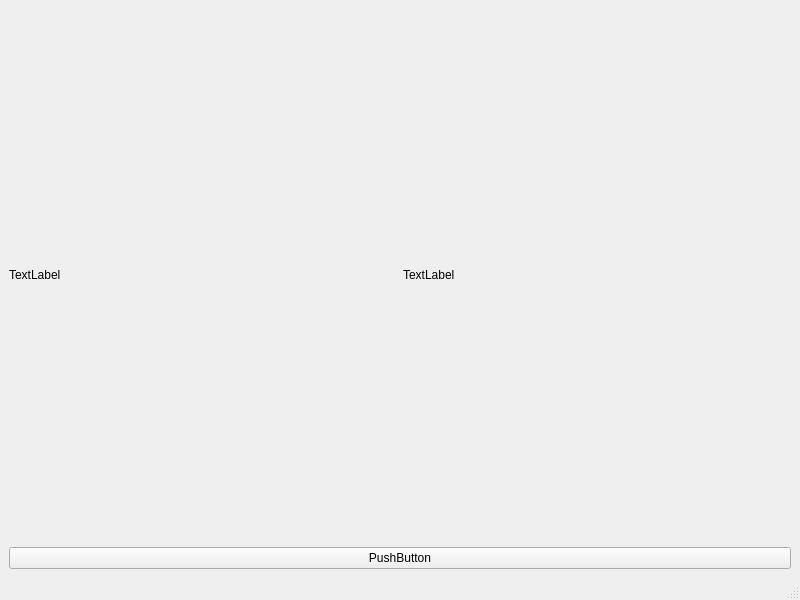
First picture: the form in mainwindow.ui, repository Maassya/calculator, before the edit.
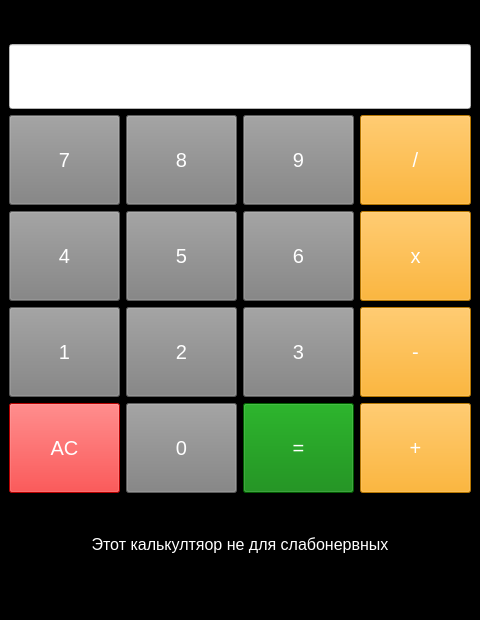
Second picture: the form after the edit.

The edit to the form file:
```diff
--- a/mainwindow.ui
+++ b/mainwindow.ui
@@ -6,40 +6,475 @@
    <rect>
     <x>0</x>
     <y>0</y>
-    <width>800</width>
-    <height>600</height>
+    <width>480</width>
+    <height>620</height>
    </rect>
   </property>
+  <property name="sizePolicy">
+   <sizepolicy hsizetype="Minimum" vsizetype="Preferred">
+    <horstretch>0</horstretch>
+    <verstretch>0</verstretch>
+   </sizepolicy>
+  </property>
+  <property name="minimumSize">
+   <size>
+    <width>480</width>
+    <height>620</height>
+   </size>
+  </property>
+  <property name="maximumSize">
+   <size>
+    <width>480</width>
+    <height>620</height>
+   </size>
+  </property>
+  <property name="font">
+   <font>
+    <pointsize>15</pointsize>
+   </font>
+  </property>
   <property name="windowTitle">
    <string>MainWindow</string>
   </property>
+  <property name="styleSheet">
+   <string notr="true"> background-color: black;</string>
+  </property>
+  <property name="unifiedTitleAndToolBarOnMac">
+   <bool>false</bool>
+  </property>
   <widget class="QWidget" name="centralwidget">
+   <property name="styleSheet">
+    <string notr="true">background-color: black;</string>
+   </property>
    <layout class="QVBoxLayout" name="verticalLayout">
+    <item>
+     <spacer name="verticalSpacer">
+      <property name="orientation">
+       <enum>Qt::Vertical</enum>
+      </property>
+      <property name="sizeHint" stdset="0">
+       <size>
+        <width>20</width>
+        <height>40</height>
+       </size>
+      </property>
+     </spacer>
+    </item>
+    <item>
+     <widget class="QLineEdit" name="lineEdit">
+      <property name="minimumSize">
+       <size>
+        <width>0</width>
+        <height>65</height>
+       </size>
+      </property>
+      <property name="styleSheet">
+       <string notr="true">color: black; background-color: white;</string>
+      </property>
+     </widget>
+    </item>
     <item>
      <layout class="QHBoxLayout" name="horizontalLayout">
       <item>
-       <widget class="QLabel" name="label_1">
+       <widget class="QPushButton" name="btn_7">
+        <property name="minimumSize">
+         <size>
+          <width>0</width>
+          <height>90</height>
+         </size>
+        </property>
+        <property name="font">
+         <font>
+          <pointsize>15</pointsize>
+         </font>
+        </property>
+        <property name="styleSheet">
+         <string notr="true">color: white; background-color: grey;</string>
+        </property>
         <property name="text">
-         <string>TextLabel</string>
+         <string>7</string>
         </property>
        </widget>
       </item>
       <item>
-       <widget class="QLabel" name="label_2">
+       <widget class="QPushButton" name="btn_8">
+        <property name="minimumSize">
+         <size>
+          <width>0</width>
+          <height>90</height>
+         </size>
+        </property>
+        <property name="font">
+         <font>
+          <pointsize>15</pointsize>
+         </font>
+        </property>
+        <property name="styleSheet">
+         <string notr="true">color: white; background-color: grey;</string>
+        </property>
         <property name="text">
-         <string>TextLabel</string>
+         <string>8</string>
         </property>
        </widget>
       </item>
+      <item>
+       <widget class="QPushButton" name="btn_9">
+        <property name="minimumSize">
+         <size>
+          <width>0</width>
+          <height>90</height>
+         </size>
+        </property>
+        <property name="font">
+         <font>
+          <pointsize>15</pointsize>
+         </font>
+        </property>
+        <property name="styleSheet">
+         <string notr="true">color: white; background-color: grey;</string>
+        </property>
+        <property name="text">
+         <string>9</string>
+        </property>
+       </widget>
+      </item>
+      <item>
+       <widget class="QPushButton" name="btn_delenie">
+        <property name="minimumSize">
+         <size>
+          <width>0</width>
+          <height>90</height>
+         </size>
+        </property>
+        <property name="font">
+         <font>
+          <pointsize>15</pointsize>
+         </font>
+        </property>
+        <property name="styleSheet">
+         <string notr="true">color: white; background-color: orange;</string>
+        </property>
+        <property name="text">
+         <string>/</string>
+        </property>
+       </widget>
+      </item>
      </layout>
     </item>
     <item>
-     <widget class="QPushButton" name="ok_button">
+     <layout class="QHBoxLayout" name="horizontalLayout_2">
+      <item>
+       <widget class="QPushButton" name="btn_4">
+        <property name="minimumSize">
+         <size>
+          <width>0</width>
+          <height>90</height>
+         </size>
+        </property>
+        <property name="font">
+         <font>
+          <pointsize>15</pointsize>
+         </font>
+        </property>
+        <property name="styleSheet">
+         <string notr="true">color: white; background-color: grey;</string>
+        </property>
+        <property name="text">
+         <string>4</string>
+        </property>
+       </widget>
+      </item>
+      <item>
+       <widget class="QPushButton" name="btn_5">
+        <property name="minimumSize">
+         <size>
+          <width>0</width>
+          <height>90</height>
+         </size>
+        </property>
+        <property name="font">
+         <font>
+          <pointsize>15</pointsize>
+         </font>
+        </property>
+        <property name="styleSheet">
+         <string notr="true">color: white; background-color: grey;</string>
+        </property>
+        <property name="text">
+         <string>5</string>
+        </property>
+       </widget>
+      </item>
+      <item>
+       <widget class="QPushButton" name="btn_6">
+        <property name="minimumSize">
+         <size>
+          <width>0</width>
+          <height>90</height>
+         </size>
+        </property>
+        <property name="font">
+         <font>
+          <pointsize>15</pointsize>
+         </font>
+        </property>
+        <property name="styleSheet">
+         <string notr="true">color: white; background-color: grey;</string>
+        </property>
+        <property name="text">
+         <string>6</string>
+        </property>
+       </widget>
+      </item>
+      <item>
+       <widget class="QPushButton" name="btn_X">
+        <property name="minimumSize">
+         <size>
+          <width>0</width>
+          <height>90</height>
+         </size>
+        </property>
+        <property name="font">
+         <font>
+          <pointsize>15</pointsize>
+         </font>
+        </property>
+        <property name="styleSheet">
+         <string notr="true">color: white; background-color: orange;</string>
+        </property>
+        <property name="text">
+         <string>x</string>
+        </property>
+       </widget>
+      </item>
+     </layout>
+    </item>
+    <item>
+     <layout class="QHBoxLayout" name="horizontalLayout_3">
+      <item>
+       <widget class="QPushButton" name="btn_1">
+        <property name="minimumSize">
+         <size>
+          <width>0</width>
+          <height>90</height>
+         </size>
+        </property>
+        <property name="font">
+         <font>
+          <pointsize>15</pointsize>
+         </font>
+        </property>
+        <property name="styleSheet">
+         <string notr="true">color: white; background-color: grey;</string>
+        </property>
+        <property name="text">
+         <string>1</string>
+        </property>
+       </widget>
+      </item>
+      <item>
+       <widget class="QPushButton" name="btn_2">
+        <property name="minimumSize">
+         <size>
+          <width>0</width>
+          <height>90</height>
+         </size>
+        </property>
+        <property name="font">
+         <font>
+          <pointsize>15</pointsize>
+         </font>
+        </property>
+        <property name="styleSheet">
+         <string notr="true">color: white; background-color: grey;</string>
+        </property>
+        <property name="text">
+         <string>2</string>
+        </property>
+       </widget>
+      </item>
+      <item>
+       <widget class="QPushButton" name="btn_3">
+        <property name="minimumSize">
+         <size>
+          <width>0</width>
+          <height>90</height>
+         </size>
+        </property>
+        <property name="font">
+         <font>
+          <pointsize>15</pointsize>
+         </font>
+        </property>
+        <property name="styleSheet">
+         <string notr="true">color: white; background-color: grey;</string>
+        </property>
+        <property name="text">
+         <string>3</string>
+        </property>
+       </widget>
+      </item>
+      <item>
+       <widget class="QPushButton" name="btn_minus">
+        <property name="minimumSize">
+         <size>
+          <width>0</width>
+          <height>90</height>
+         </size>
+        </property>
+        <property name="font">
+         <font>
+          <pointsize>15</pointsize>
+         </font>
+        </property>
+        <property name="styleSheet">
+         <string notr="true">color: white; background-color: orange;</string>
+        </property>
+        <property name="text">
+         <string>-</string>
+        </property>
+       </widget>
+      </item>
+     </layout>
+    </item>
+    <item>
+     <layout class="QHBoxLayout" name="horizontalLayout_4">
+      <item>
+       <widget class="QPushButton" name="btn_Del">
+        <property name="minimumSize">
+         <size>
+          <width>0</width>
+          <height>90</height>
+         </size>
+        </property>
+        <property name="font">
+         <font>
+          <pointsize>15</pointsize>
+         </font>
+        </property>
+        <property name="styleSheet">
+         <string notr="true">color: white; background-color: red;</string>
+        </property>
+        <property name="text">
+         <string>AC</string>
+        </property>
+       </widget>
+      </item>
+      <item>
+       <widget class="QPushButton" name="btn_0">
+        <property name="minimumSize">
+         <size>
+          <width>0</width>
+          <height>90</height>
+         </size>
+        </property>
+        <property name="font">
+         <font>
+          <pointsize>15</pointsize>
+         </font>
+        </property>
+        <property name="styleSheet">
+         <string notr="true">color: white; background-color: grey;</string>
+        </property>
+        <property name="text">
+         <string>0</string>
+        </property>
+       </widget>
+      </item>
+      <item>
+       <widget class="QPushButton" name="btn_ravno">
+        <property name="minimumSize">
+         <size>
+          <width>0</width>
+          <height>90</height>
+         </size>
+        </property>
+        <property name="font">
+         <font>
+          <pointsize>15</pointsize>
+         </font>
+        </property>
+        <property name="styleSheet">
+         <string notr="true">color: white; background-color: green;</string>
+        </property>
+        <property name="text">
+         <string>=</string>
+        </property>
+       </widget>
+      </item>
+      <item>
+       <widget class="QPushButton" name="btn_sum">
+        <property name="minimumSize">
+         <size>
+          <width>0</width>
+          <height>90</height>
+         </size>
+        </property>
+        <property name="font">
+         <font>
+          <pointsize>15</pointsize>
+         </font>
+        </property>
+        <property name="styleSheet">
+         <string notr="true">color: white; background-color: orange;</string>
+        </property>
+        <property name="text">
+         <string>+</string>
+        </property>
+       </widget>
+      </item>
+     </layout>
+    </item>
+    <item>
+     <spacer name="verticalSpacer_2">
+      <property name="orientation">
+       <enum>Qt::Vertical</enum>
+      </property>
+      <property name="sizeHint" stdset="0">
+       <size>
+        <width>20</width>
+        <height>40</height>
+       </size>
+      </property>
+     </spacer>
+    </item>
+    <item>
+     <widget class="QLabel" name="text1">
+      <property name="minimumSize">
+       <size>
+        <width>40</width>
+        <height>20</height>
+       </size>
+      </property>
+      <property name="font">
+       <font>
+        <pointsize>12</pointsize>
+       </font>
+      </property>
+      <property name="styleSheet">
+       <string notr="true">color: white;</string>
+      </property>
       <property name="text">
-       <string>PushButton</string>
+       <string>Этот калькултяор не для слабонервных</string>
+      </property>
+      <property name="alignment">
+       <set>Qt::AlignCenter</set>
       </property>
      </widget>
     </item>
+    <item>
+     <spacer name="verticalSpacer_3">
+      <property name="orientation">
+       <enum>Qt::Vertical</enum>
+      </property>
+      <property name="sizeHint" stdset="0">
+       <size>
+        <width>20</width>
+        <height>40</height>
+       </size>
+      </property>
+     </spacer>
+    </item>
    </layout>
   </widget>
   <widget class="QMenuBar" name="menubar">
```
Left out of the diff: 10 changed lines with no effect on the pictures.
